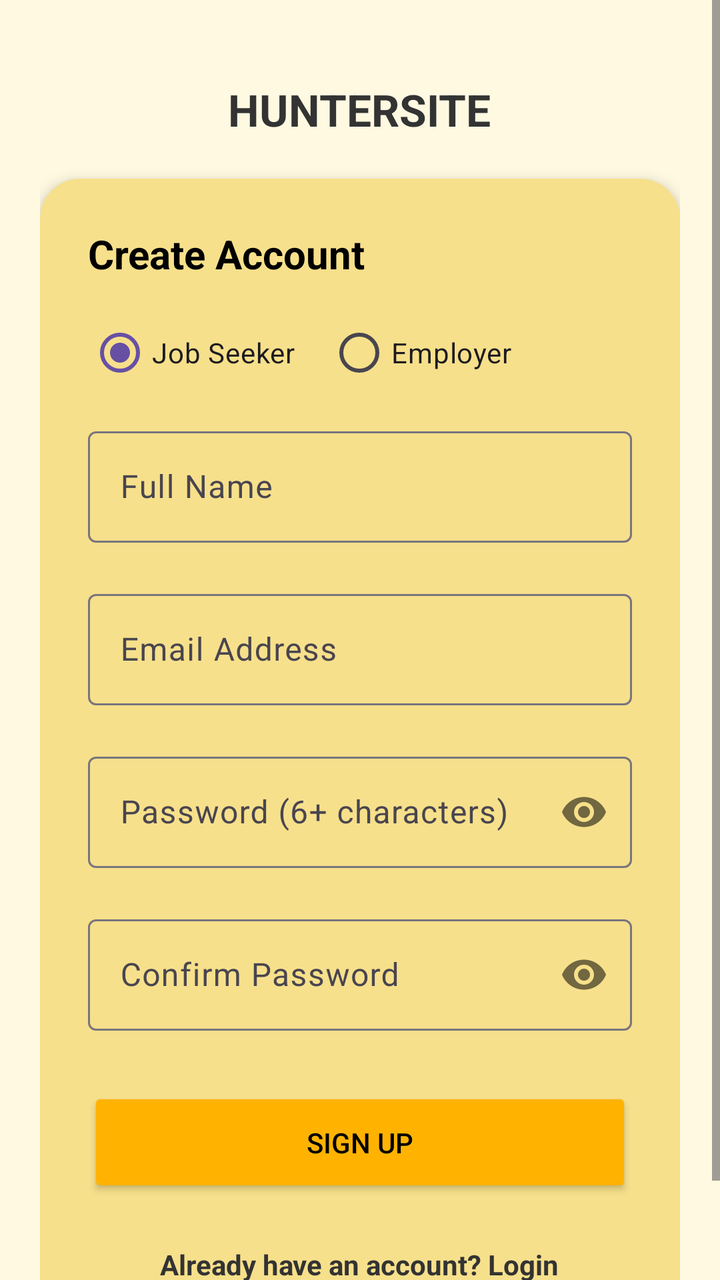
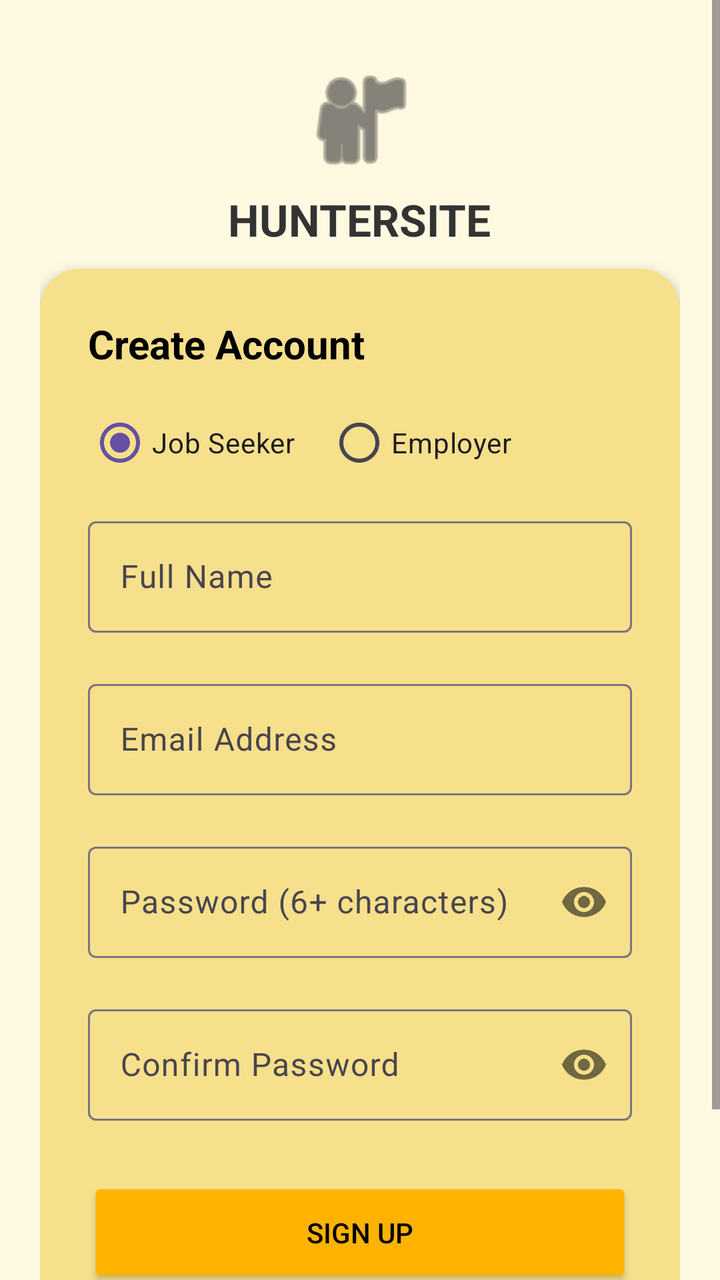

The first picture is an Android layout as it rendered before a commit; the second is the same layout after the commit. The layout source and the unified diff follow.
<!-- AndroidManifest.xml: application theme Theme.HunterSite -->
<!-- res/layout/activity_register.xml -->
<?xml version="1.0" encoding="utf-8"?>
<ScrollView xmlns:android="http://schemas.android.com/apk/res/android"
    xmlns:app="http://schemas.android.com/apk/res-auto"
    xmlns:tools="http://schemas.android.com/tools"
    android:layout_width="match_parent"
    android:layout_height="match_parent"
    android:background="#FFF9E1"
    tools:context=".RegisterActivity">

    <LinearLayout
        android:layout_width="match_parent"
        android:layout_height="wrap_content"
        android:orientation="vertical"
        android:gravity="center_horizontal"
        android:padding="20dp">

        <TextView
            android:layout_width="wrap_content"
            android:layout_height="wrap_content"
            android:text="HUNTERSITE"
            android:textSize="22sp"
            android:textStyle="bold"
            android:textColor="#333333"
            android:layout_marginTop="20dp"
            android:layout_marginBottom="20dp"/>

        <androidx.cardview.widget.CardView
            android:layout_width="match_parent"
            android:layout_height="wrap_content"
            app:cardCornerRadius="20dp"
            app:cardBackgroundColor="#F7E08B"
            app:cardElevation="4dp">

            <LinearLayout
                android:layout_width="match_parent"
                android:layout_height="wrap_content"
                android:orientation="vertical"
                android:padding="24dp">

                <TextView
                    android:layout_width="wrap_content"
                    android:layout_height="wrap_content"
                    android:text="Create Account"
                    android:textSize="20sp"
                    android:textStyle="bold"
                    android:textColor="#000000" />

                <RadioGroup
                    android:id="@+id/rgRegisterRole"
                    android:layout_width="match_parent"
                    android:layout_height="wrap_content"
                    android:orientation="horizontal"
                    android:layout_marginTop="12dp">
                    <RadioButton android:id="@+id/rbRegJobSeeker" android:layout_width="wrap_content" android:layout_height="wrap_content" android:text="Job Seeker" android:checked="true"/>
                    <RadioButton android:id="@+id/rbRegEmployer" android:layout_width="wrap_content" android:layout_height="wrap_content" android:text="Employer" android:layout_marginStart="16dp" />
                </RadioGroup>

                <com.google.android.material.textfield.TextInputLayout
                    android:id="@+id/nameLayout"
                    android:layout_width="match_parent"
                    android:layout_height="wrap_content"
                    android:layout_marginTop="10dp"
                    app:errorEnabled="true">
                    <com.google.android.material.textfield.TextInputEditText
                        android:id="@+id/editName"
                        android:layout_width="match_parent"
                        android:layout_height="wrap_content"
                        android:hint="Full Name"
                        android:inputType="textPersonName" />
                </com.google.android.material.textfield.TextInputLayout>

                <com.google.android.material.textfield.TextInputLayout
                    android:id="@+id/regEmailLayout"
                    android:layout_width="match_parent"
                    android:layout_height="wrap_content"
                    app:errorEnabled="true">
                    <com.google.android.material.textfield.TextInputEditText
                        android:id="@+id/editRegEmail"
                        android:layout_width="match_parent"
                        android:layout_height="wrap_content"
                        android:hint="Email Address"
                        android:inputType="textEmailAddress" />
                </com.google.android.material.textfield.TextInputLayout>

                <com.google.android.material.textfield.TextInputLayout
                    android:id="@+id/regPasswordLayout"
                    android:layout_width="match_parent"
                    android:layout_height="wrap_content"
                    app:errorEnabled="true"
                    app:passwordToggleEnabled="true">
                    <com.google.android.material.textfield.TextInputEditText
                        android:id="@+id/editRegPassword"
                        android:layout_width="match_parent"
                        android:layout_height="wrap_content"
                        android:hint="Password (6+ characters)"
                        android:inputType="textPassword" />
                </com.google.android.material.textfield.TextInputLayout>

                <com.google.android.material.textfield.TextInputLayout
                    android:id="@+id/confirmPasswordLayout"
                    android:layout_width="match_parent"
                    android:layout_height="wrap_content"
                    app:errorEnabled="true"
                    app:passwordToggleEnabled="true">
                    <com.google.android.material.textfield.TextInputEditText
                        android:id="@+id/editConfirmPassword"
                        android:layout_width="match_parent"
                        android:layout_height="wrap_content"
                        android:hint="Confirm Password"
                        android:inputType="textPassword" />
                </com.google.android.material.textfield.TextInputLayout>

                <Button
                    android:id="@+id/btnRegister"
                    android:layout_width="match_parent"
                    android:layout_height="55dp"
                    android:layout_marginTop="8dp"
                    android:backgroundTint="#FFB300"
                    android:text="Sign Up"
                    android:textColor="#000000" />

                <TextView
                    android:id="@+id/txtBackToLogin"
                    android:layout_width="wrap_content"
                    android:layout_height="wrap_content"
                    android:layout_gravity="center"
                    android:layout_marginTop="16dp"
                    android:text="Already have an account? Login"
                    android:textStyle="bold"
                    android:textColor="#333333"
                    android:padding="8dp"/>

            </LinearLayout>
        </androidx.cardview.widget.CardView>
    </LinearLayout>
</ScrollView>
<!-- resources referenced by this layout -->
<resources>
  <style name="Theme.HunterSite" parent="Base.Theme.HunterSite" />
  <style name="Base.Theme.HunterSite" parent="Theme.Material3.DayNight.NoActionBar">
          
          
      </style>
</resources>

<!-- the commit's change to res/layout/activity_register.xml (unified diff, before → after) -->
@@ -14,6 +14,13 @@
         android:gravity="center_horizontal"
         android:padding="20dp">
 
+        <ImageView
+            android:layout_width="60dp"
+            android:layout_height="60dp"
+            android:layout_marginTop="10dp"
+            android:src="@android:drawable/ic_menu_myplaces"
+            app:tint="#333333" />
+
         <TextView
             android:layout_width="wrap_content"
             android:layout_height="wrap_content"
@@ -21,8 +28,8 @@
             android:textSize="22sp"
             android:textStyle="bold"
             android:textColor="#333333"
-            android:layout_marginTop="20dp"
-            android:layout_marginBottom="20dp"/>
+            android:layout_marginTop="5dp"
+            android:layout_marginBottom="10dp"/>
 
         <androidx.cardview.widget.CardView
             android:layout_width="match_parent"
@@ -125,10 +132,10 @@
                     android:layout_height="wrap_content"
                     android:layout_gravity="center"
                     android:layout_marginTop="16dp"
+                    android:padding="8dp"
                     android:text="Already have an account? Login"
-                    android:textStyle="bold"
                     android:textColor="#333333"
-                    android:padding="8dp"/>
+                    android:textStyle="bold" />
 
             </LinearLayout>
         </androidx.cardview.widget.CardView>
